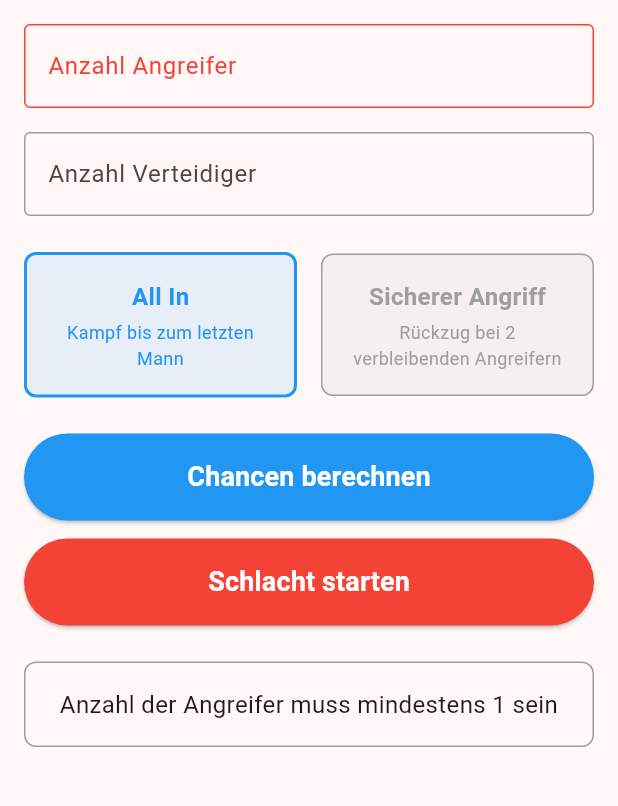
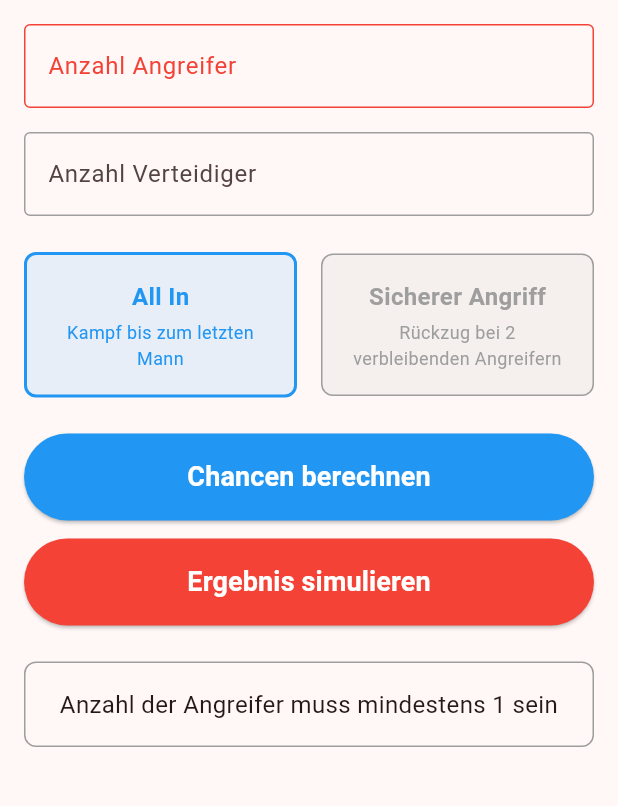
Before and after one commit to Peruno/Risiko, a Flutter app: the screen it shows after launch, after a tap on "Chancen berechnen", on a phone screen of 412 x 824 dp, the part 84-890 px from its top. Run offline on Flutter 3.47's test engine with Material 3 defaults, Android fonts, the phone set to English and light mode, and no system bars.

```diff
--- a/lib/main.dart
+++ b/lib/main.dart
@@ -460,7 +460,7 @@ class _BattleSimulatorPageState extends State<BattleSimulatorPage> {
                 foregroundColor: Colors.white,
               ),
               child: const Text(
-                'Schlacht starten',
+                'Ergebnis simulieren',
                 style: TextStyle(fontSize: 18, fontWeight: FontWeight.bold),
               ),
             ),
```
Also changed, not shown: 3 other files.
